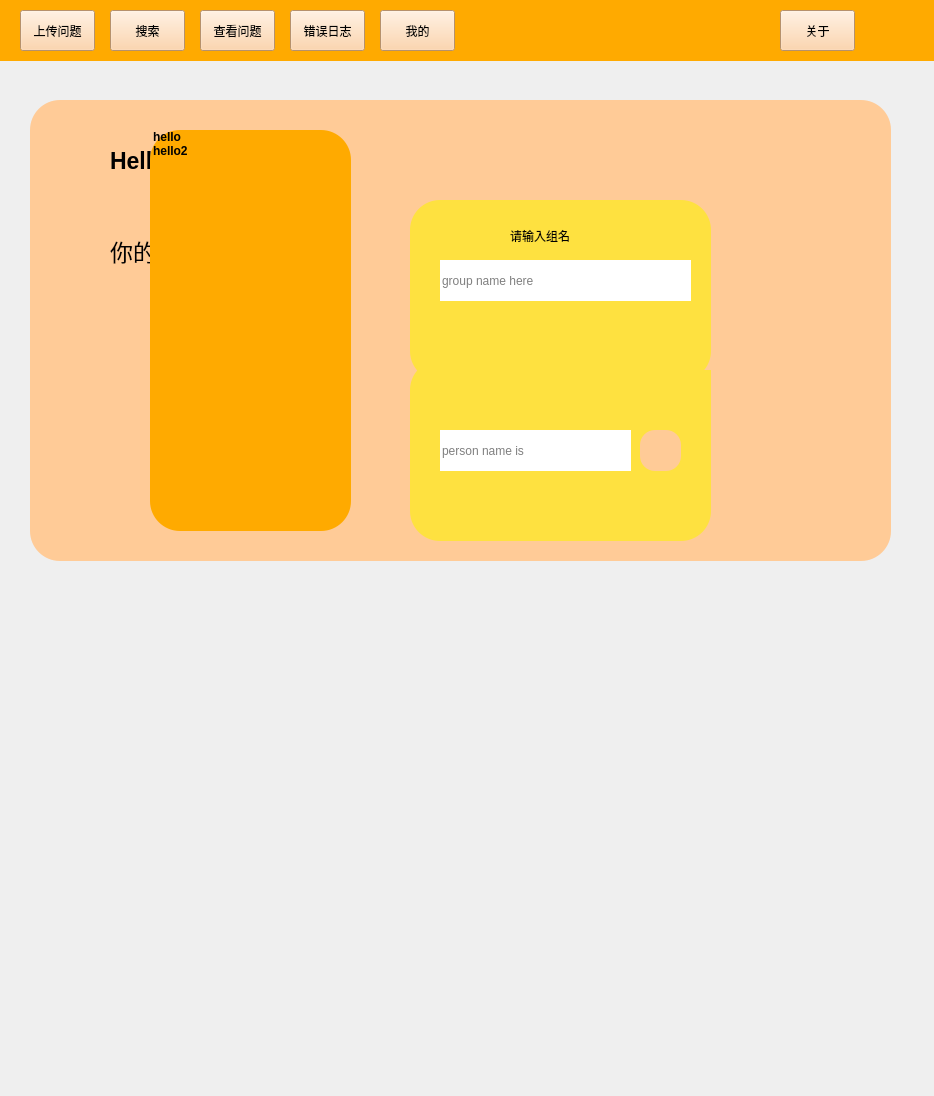
First picture: the form in org1.ui, repository Miss6111/BUAA-summer-python-E-Shared-Exercise-Platform, before the edit.
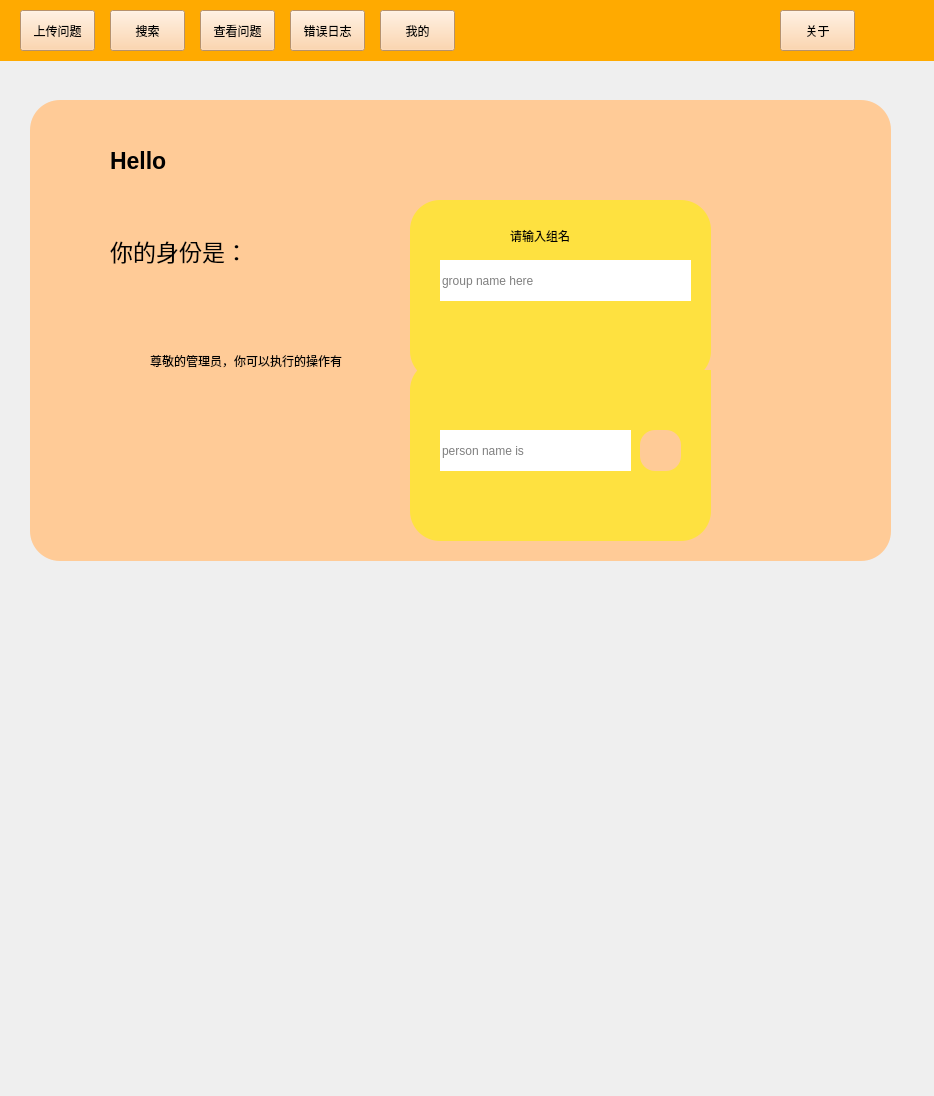
Second picture: the form after the edit. Icons and pictures are not drawn.

```diff
--- a/org1.ui
+++ b/org1.ui
@@ -478,43 +478,6 @@
         </property>
        </widget>
       </widget>
-      <widget class="QListWidget" name="listWidget">
-       <property name="geometry">
-        <rect>
-         <x>120</x>
-         <y>30</y>
-         <width>201</width>
-         <height>401</height>
-        </rect>
-       </property>
-       <property name="maximumSize">
-        <size>
-         <width>16777215</width>
-         <height>401</height>
-        </size>
-       </property>
-       <property name="font">
-        <font>
-         <weight>75</weight>
-         <bold>true</bold>
-        </font>
-       </property>
-       <property name="styleSheet">
-        <string notr="true">background-color: rgb(255, 170, 0);
-border-radius:30px
-</string>
-       </property>
-       <item>
-        <property name="text">
-         <string>hello</string>
-        </property>
-       </item>
-       <item>
-        <property name="text">
-         <string>hello2</string>
-        </property>
-       </item>
-      </widget>
      </widget>
     </widget>
     <widget class="QWidget" name="welcom">
```
